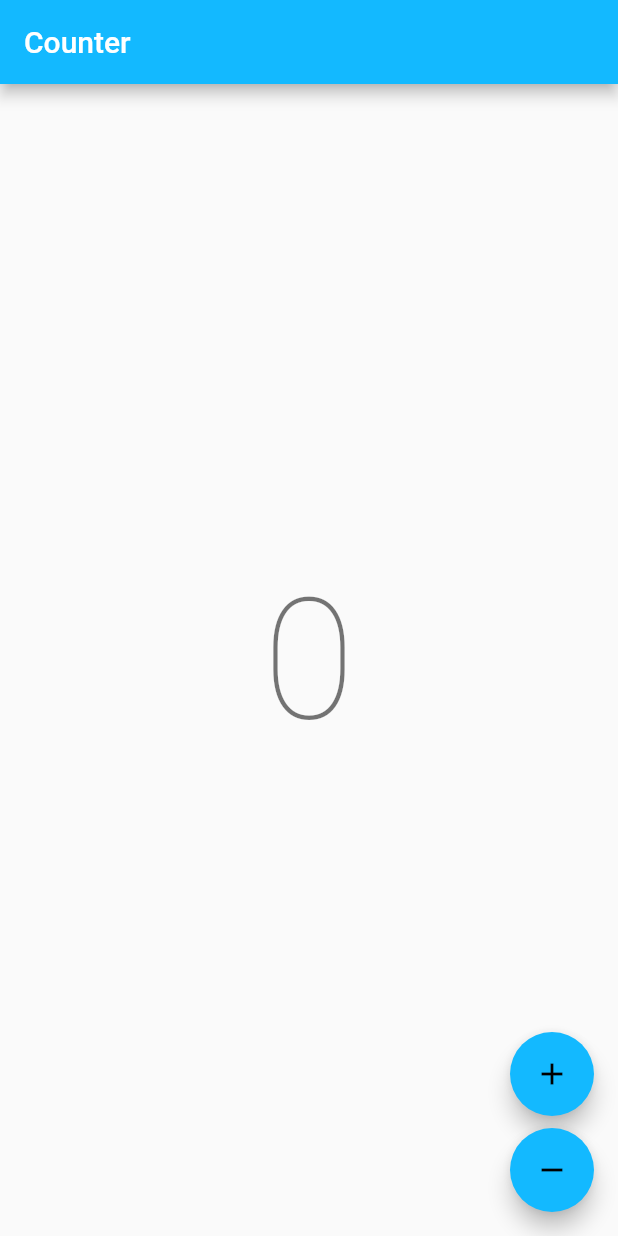
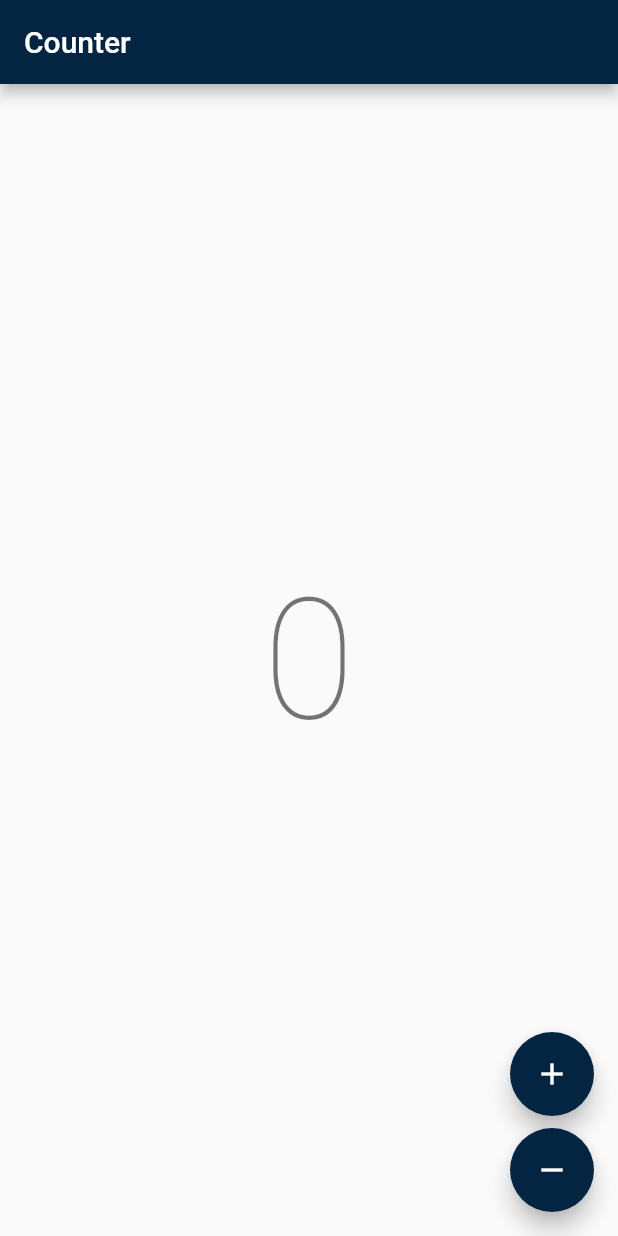
Before and after one commit to Jan-Stepien/hot-movies, a Flutter app: the screen it shows after launch, on a phone screen of 412 x 824 dp. Run offline on Flutter 3.47's test engine with Material 2 defaults, Android fonts, the phone set to English and light mode, and no system bars; our stand-ins replace bloc, equatable, flutter_bloc, freezed_annotation; generated files the repository leaves out were written again.

Commit message:
chore: define AppTheme

```diff
--- a/lib/app/view/app.dart
+++ b/lib/app/view/app.dart
@@ -2,6 +2,7 @@ import 'package:flutter/material.dart';
 import 'package:flutter_localizations/flutter_localizations.dart';
 import 'package:hot_movies/counter/counter.dart';
 import 'package:hot_movies/l10n/l10n.dart';
+import 'package:hot_movies/style/app_theme.dart';
 
 class App extends StatelessWidget {
   const App({super.key});
@@ -9,12 +10,7 @@ class App extends StatelessWidget {
   @override
   Widget build(BuildContext context) {
     return MaterialApp(
-      theme: ThemeData(
-        appBarTheme: const AppBarTheme(color: Color(0xFF13B9FF)),
-        colorScheme: ColorScheme.fromSwatch(
-          accentColor: const Color(0xFF13B9FF),
-        ),
-      ),
+      theme: AppTheme().themeData,
       localizationsDelegates: const [
         AppLocalizations.delegate,
         GlobalMaterialLocalizations.delegate,
--- /dev/null
+++ b/lib/style/app_colors.dart
@@ -0,0 +1,14 @@
+import 'package:flutter/material.dart';
+
+/// Class representing all the colors in the app.
+/// Color names are generated using [color-name.com](https://www.color-name.com/).
+class AppColors {
+  static const Color primary = _oxfordBlue;
+  static const Color onPrimary = _white;
+
+  static const Color listTileIconColor = _chineseWhite;
+
+  static const Color _oxfordBlue = Color(0xFF042541);
+  static const Color _white = Color(0xFFFFFFFF);
+  static const Color _chineseWhite = Color(0xFFE0E0E0);
+}
--- /dev/null
+++ b/lib/style/app_theme.dart
@@ -0,0 +1,28 @@
+import 'package:flutter/material.dart';
+import 'package:hot_movies/style/style.dart';
+
+class AppTheme {
+  ThemeData get themeData => ThemeData(
+        colorScheme: _colorScheme,
+        listTileTheme: _listTileTheme,
+      );
+
+  ColorScheme get _colorScheme => const ColorScheme(
+        primary: AppColors.primary,
+        onPrimary: AppColors.onPrimary,
+
+        // TODO(jan-stepien): The following colors should be replaced with the correct colors.
+        secondary: AppColors.primary,
+        onSecondary: AppColors.onPrimary,
+        error: AppColors.primary,
+        onError: AppColors.onPrimary,
+        background: AppColors.onPrimary,
+        onBackground: AppColors.primary,
+        surface: AppColors.onPrimary,
+        onSurface: AppColors.primary,
+        brightness: Brightness.light,
+      );
+  ListTileThemeData get _listTileTheme => const ListTileThemeData(
+        iconColor: AppColors.listTileIconColor,
+      );
+}
--- /dev/null
+++ b/lib/style/style.dart
@@ -0,0 +1,2 @@
+export 'app_colors.dart';
+export 'app_theme.dart';
```
